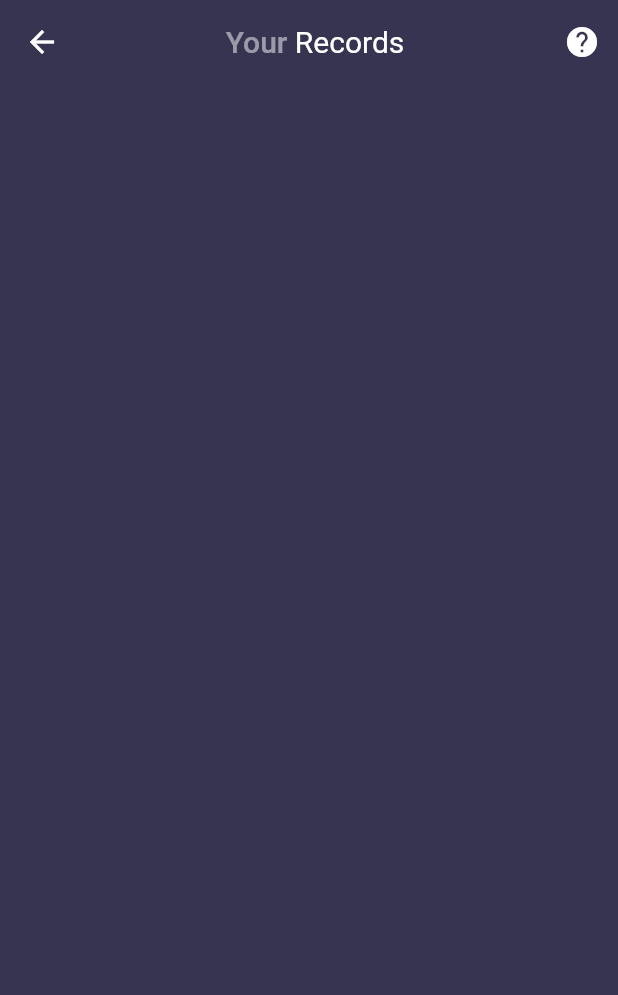
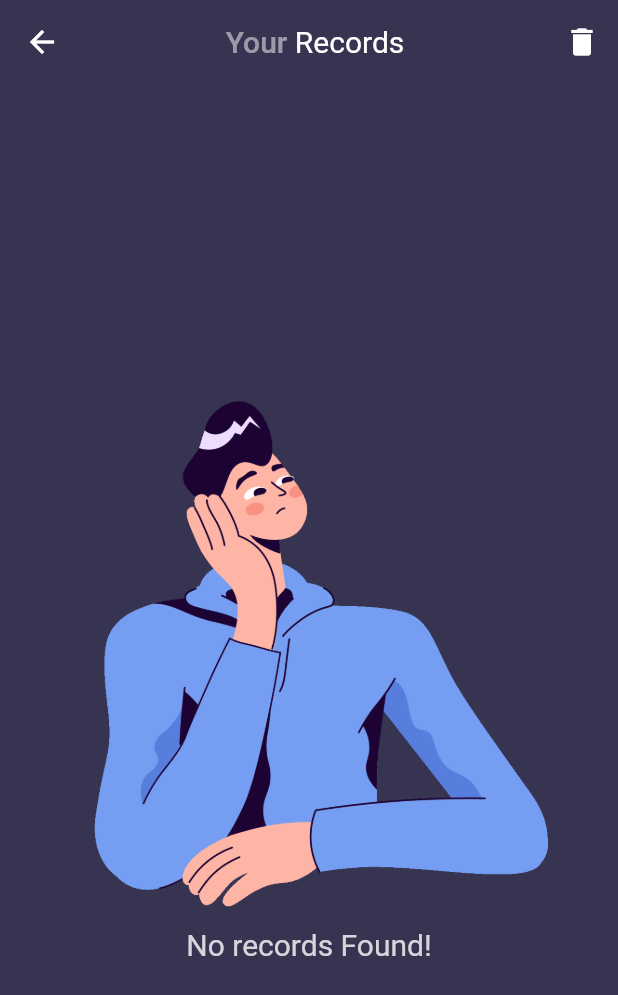
Before and after one commit to antonio-pedro99/bmi_calculator, a Flutter app: the RecordPage screen opened directly, on a phone screen of 412 x 824 dp. Shown: the top 995 px of the screen. Run offline on Flutter 3.47's test engine with Material 2 defaults, Android fonts, the phone set to English and light mode, and no system bars; our stand-ins replace objectbox; generated files the repository leaves out were written again.

Commit message:
add delete operation

```diff
--- a/lib/controllers/objectbox.dart
+++ b/lib/controllers/objectbox.dart
@@ -34,4 +34,17 @@ class ObjectBox {
   void removeRecord(int recordId) {
     records.remove(recordId);
   }
+
+  void removeAll() {
+    records.removeAll();
+  }
+
+//experimental, do not use it!
+  Stream<List<Person>> filterBy() {
+    final queryBuilder = records.query();
+    return queryBuilder
+        .watch(triggerImmediately: true)
+        .where((event) => false)
+        .map((event) => event.find());
+  }
 }
--- a/lib/main.dart
+++ b/lib/main.dart
@@ -1,4 +1,3 @@
-
 import 'package:bmi_calculator/controllers/objectbox.dart';
 import 'package:bmi_calculator/providers/person.dart';
 import 'package:bmi_calculator/view/pages/home.dart';
--- a/lib/view/pages/records.dart
+++ b/lib/view/pages/records.dart
@@ -78,8 +78,10 @@ class _RecordPageState extends State<RecordPage> {
             ),
             actions: [
               IconButton(
-                onPressed: () {},
-                icon: const Icon(Icons.help),
+                onPressed: () {
+                  localStorage.removeAll();
+                },
+                icon: const Icon(Icons.delete),
                 tooltip: "Get Help",
               )
             ],
@@ -99,7 +101,21 @@ class _RecordPageState extends State<RecordPage> {
                 }
 
                 List<Person> records = snapshot.data as List<Person>;
-                return ListView.builder(
+
+                return records.isEmpty
+                    ? Column(
+                        mainAxisAlignment: MainAxisAlignment.center,
+                        crossAxisAlignment: CrossAxisAlignment.center,
+                        children: [
+                          Image.asset("assets/list.gif"),
+                          Text(
+                            "No records Found!",
+                            textAlign: TextAlign.center,
+                            style: CustomTypography.bodyMedium,
+                          )
+                        ],
+                      )
+                    : ListView.builder(
                         itemCount: records.length,
                         itemBuilder: (context, index) {
                           return ListTile(
--- a/pubspec.yaml
+++ b/pubspec.yaml
@@ -74,6 +74,7 @@ flutter:
       - assets/girl_standing.png
       - assets/b_normal.png
       - assets/b_normal_girl.png
+      - assets/list.gif
   #   - images/a_dot_burr.jpeg
   #   - images/a_dot_ham.jpeg
 
```
Also changed, not shown: assets/list.gif (added). Lines whose indentation alone changed are shown as unchanged.
